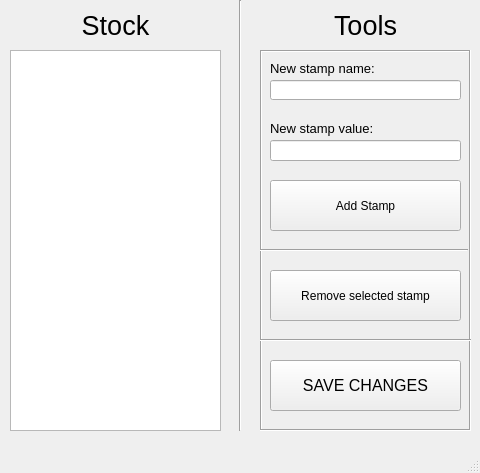
The window that config_setup_app/config_setup.ui (psidex/StampCalculator) describes before a commit, drawn with Qt 5.
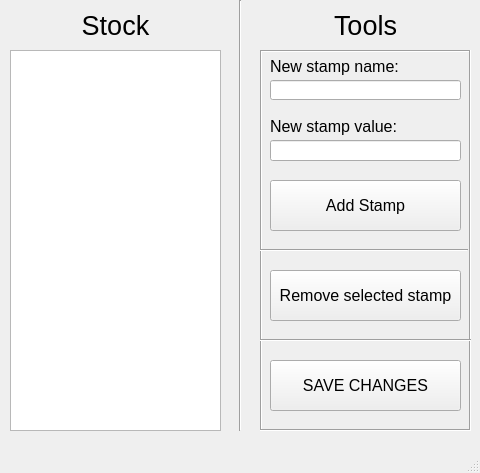
The same window after the commit.

Commit message: Finished config updates

Diff of the .ui file:
```diff
--- a/config_setup_app/config_setup.ui
+++ b/config_setup_app/config_setup.ui
@@ -90,6 +90,11 @@
        <height>51</height>
       </rect>
      </property>
+     <property name="font">
+      <font>
+       <pointsize>12</pointsize>
+      </font>
+     </property>
      <property name="text">
       <string>Remove selected stamp</string>
      </property>
@@ -103,6 +108,11 @@
        <height>51</height>
       </rect>
      </property>
+     <property name="font">
+      <font>
+       <pointsize>12</pointsize>
+      </font>
+     </property>
      <property name="text">
       <string>Add Stamp</string>
      </property>
@@ -121,14 +131,14 @@
      <property name="geometry">
       <rect>
        <x>10</x>
-       <y>10</y>
-       <width>121</width>
-       <height>16</height>
+       <y>6</y>
+       <width>191</width>
+       <height>20</height>
       </rect>
      </property>
      <property name="font">
       <font>
-       <pointsize>10</pointsize>
+       <pointsize>12</pointsize>
       </font>
      </property>
      <property name="text">
@@ -183,14 +193,14 @@
      <property name="geometry">
       <rect>
        <x>10</x>
-       <y>70</y>
-       <width>121</width>
-       <height>16</height>
+       <y>66</y>
+       <width>191</width>
+       <height>20</height>
       </rect>
      </property>
      <property name="font">
       <font>
-       <pointsize>10</pointsize>
+       <pointsize>12</pointsize>
       </font>
      </property>
      <property name="text">
```
Left out of the diff: 5 changed lines with no effect on the pictures. The commit also changes 4 other files.
